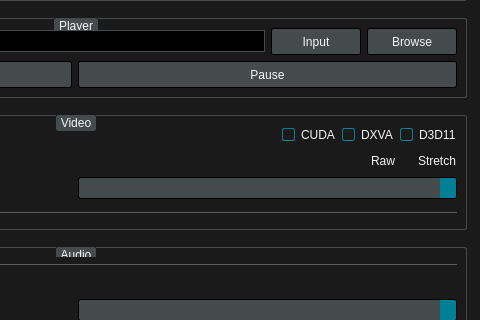
wangwenx190/dynamic-desktop, file src/forms/preferencesdialog.ui: the form before one commit; both pictures show x 331 to 811 and y 93 to 413 of the 811 by 590 pixel window.
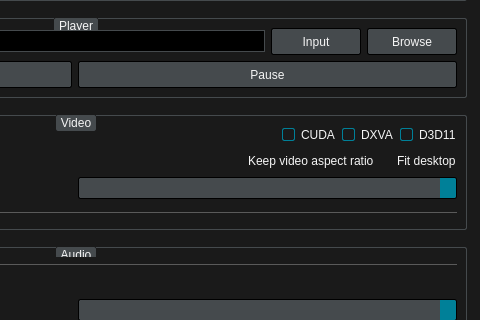
The form after the commit. Icons and pictures are not drawn. Custom widgets are drawn as their Qt base class.

Patch:
```diff
--- a/src/forms/preferencesdialog.ui
+++ b/src/forms/preferencesdialog.ui
@@ -580,14 +580,14 @@
         <item>
          <widget class="QRadioButton" name="radioButton_ratio_raw">
           <property name="text">
-           <string>Raw</string>
+           <string>Keep video aspect ratio</string>
           </property>
          </widget>
         </item>
         <item>
          <widget class="QRadioButton" name="radioButton_ratio_stretch">
           <property name="text">
-           <string>Stretch</string>
+           <string>Fit desktop</string>
           </property>
          </widget>
         </item>
```
Left out of the diff: 4 changed lines with no effect on the pictures.
